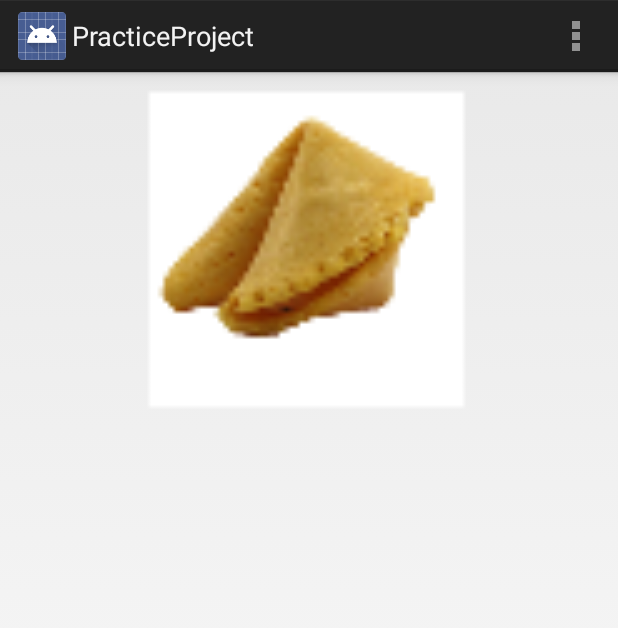
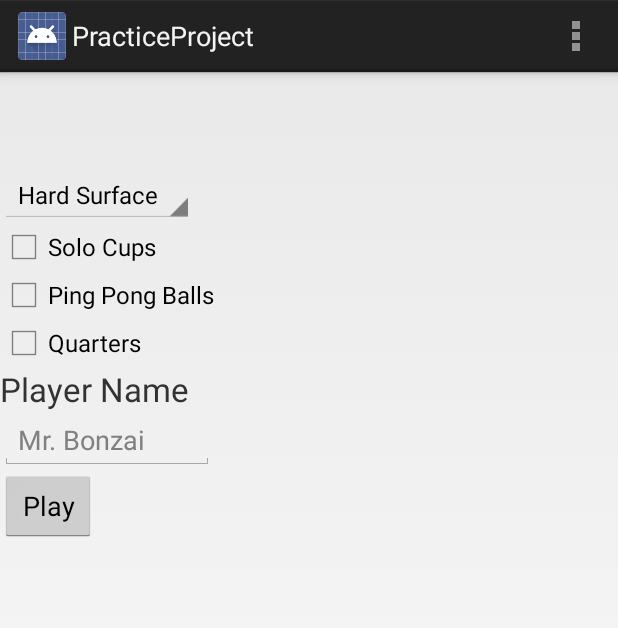
Before and after one commit to stackdatcheese/PracticeProject, an Android app: the screen it shows after launch (MainActivity), on a phone screen of 412 x 824 dp. Shown: the top 628 px of the screen. Run offline under Robolectric (Android 15) with nearby library versions, the phone set to English and light mode, and no system bars.

Commit message:
bonzai userforms

```diff
--- a/app/src/main/java/com/example/chris/practiceproject/MainActivity.java
+++ b/app/src/main/java/com/example/chris/practiceproject/MainActivity.java
@@ -5,7 +5,10 @@ import android.os.Bundle;
 import android.view.Menu;
 import android.view.MenuItem;
 import android.view.View;
+import android.widget.CheckBox;
+import android.widget.EditText;
 import android.widget.ImageView;
+import android.widget.Spinner;
 import android.widget.TextView;
 
 
@@ -39,7 +42,24 @@ public class MainActivity extends Activity {
 
         return super.onOptionsItemSelected(item);
     }
-    public void toggleFortune(View view) {
+    public void bonzai(View button) {
+        final EditText nameField = (EditText) findViewById(R.id.EditTextName);
+        String name = nameField.getText().toString();
+
+        final Spinner feedbackSpinner = (Spinner) findViewById(R.id.spinner);
+        String feedbackType = feedbackSpinner.getSelectedItem().toString();
+
+        final CheckBox responseCheckbox = (CheckBox) findViewById(R.id.checkBox);
+        boolean bRequiresResponse = responseCheckbox.isChecked();
+
+        final CheckBox responseCheckbox2 = (CheckBox) findViewById(R.id.checkBox2);
+        boolean bRequiresResponse2 = responseCheckbox.isChecked();
+
+        final CheckBox responseCheckbox3 = (CheckBox) findViewById(R.id.checkBox3);
+        boolean bRequiresResponse3 = responseCheckbox.isChecked();
+    }
+
+/*    public void toggleFortune(View view) {
         TextView fortune = (TextView) findViewById(R.id.fortune_text);
         ImageView cookie = (ImageView) findViewById(R.id.fortune_view);
 
@@ -51,5 +71,5 @@ public class MainActivity extends Activity {
             fortune.setVisibility(View.GONE);
             cookie.setImageResource(R.drawable.uncracked);
         }
-    }
+    }*/
 }
--- a/app/src/main/res/layout/activity_main.xml
+++ b/app/src/main/res/layout/activity_main.xml
@@ -1,30 +1,74 @@
-<RelativeLayout xmlns:android="http://schemas.android.com/apk/res/android"
-
-android:orientation="vertical"
-android:layout_width="fill_parent"
-android:layout_height="fill_parent"
-android:clickable="true"
-android:onClick="toggleFortune">
-
-<ImageView
-    android:id="@+id/fortune_view"
-    android:layout_height="240dp"
-    android:layout_width="360dp"
-    android:layout_centerHorizontal="true"
-    android:src="@drawable/uncracked"></ImageView>
-
-<TextView
+<?xml version="1.0" encoding="utf-8"?>
+<ScrollView
+    xmlns:android="http://schemas.android.com/apk/res/android"
+    android:id="@+id/ScrollView01"
     android:layout_width="wrap_content"
     android:layout_height="wrap_content"
-    android:layout_centerHorizontal="true"
-    android:text="@string/fortune"
-    android:textColor="#A00"
-    android:textSize="16dp"
-    android:id="@+id/fortune_text"
-    android:layout_alignBottom="@+id/fortune_view"
-    android:minLines="2"
-    android:maxWidth="120dp"
-    android:layout_marginBottom="105dp"
-    android:visibility="gone"></TextView>
+    android:scrollbars="vertical">
+    <LinearLayout
+        android:layout_width="fill_parent"
+        android:orientation="vertical"
+        android:layout_height="fill_parent">
 
-</RelativeLayout>
+        <Spinner
+            android:layout_width="wrap_content"
+            android:layout_height="wrap_content"
+            android:id="@+id/spinner"
+            android:prompt="@string/feedbacktype"
+            android:layout_alignParentTop="true"
+            android:layout_alignParentLeft="true"
+            android:layout_marginTop="64dp"
+            android:entries="@array/feedbacktypelist"/>
+
+        <CheckBox
+            android:layout_width="wrap_content"
+            android:layout_height="wrap_content"
+            android:text="Solo Cups"
+            android:id="@+id/checkBox"
+            android:layout_below="@+id/spinner"
+            android:layout_centerHorizontal="true" />
+
+        <CheckBox
+            android:layout_width="wrap_content"
+            android:layout_height="wrap_content"
+            android:text="Ping Pong Balls"
+            android:id="@+id/checkBox2"
+            android:layout_below="@+id/checkBox"
+            android:layout_centerHorizontal="true" />
+
+        <CheckBox
+            android:layout_width="wrap_content"
+            android:layout_height="wrap_content"
+            android:text="Quarters"
+            android:id="@+id/checkBox3"
+            android:layout_below="@+id/checkBox2"
+            android:layout_centerHorizontal="true" />
+
+
+        <TextView
+            android:id="@+id/TextViewTitle"
+            android:layout_width="wrap_content"
+            android:layout_height="wrap_content"
+            android:text="@string/feedbacktitle"
+            android:textSize="10pt">
+        </TextView>
+
+        <EditText
+            android:id="@+id/EditTextName"
+            android:layout_height="wrap_content"
+            android:hint="@string/feedbackname"
+            android:inputType="textPersonName"
+            android:layout_width="fill_parent">
+        </EditText>
+
+        <Button
+            android:layout_width="wrap_content"
+            android:layout_height="wrap_content"
+            android:text="Play"
+            android:id="@+id/button"
+            android:onClick="bonzai"
+            android:layout_alignParentBottom="true"
+            android:layout_centerHorizontal="true" />
+
+    </LinearLayout>
+</ScrollView>
--- /dev/null
+++ b/app/src/main/res/values/arrays.xml
@@ -0,0 +1,8 @@
+<?xml version="1.0" encoding="utf-8"?>
+<resources>
+    <string-array name="feedbacktypelist">
+        <item>@string/feedbacktype1</item>
+        <item>@string/feedbacktype2</item>
+        <item>@string/feedbacktype3</item>
+    </string-array>
+</resources>
--- a/app/src/main/res/values/strings.xml
+++ b/app/src/main/res/values/strings.xml
@@ -2,7 +2,13 @@
 <resources>
 
     <string name="app_name">PracticeProject</string>
-    <string name="fortune">Happy Android Hacking!</string>
+    <string name="fortune">Mama Said Knock You Out</string>
     <string name="action_settings">Settings</string>
+    <string name="feedbacktype">Surface Type</string>
+    <string name="feedbacktype1">Hard Surface</string>
+    <string name="feedbacktype2">Soft Surface</string>
+    <string name="feedbacktype3">No Surface</string>
+    <string name="feedbacktitle">Player Name</string>
+    <string name="feedbackname">Mr. Bonzai</string>
 
 </resources>
```
Also changed, not shown: 1 other file.
